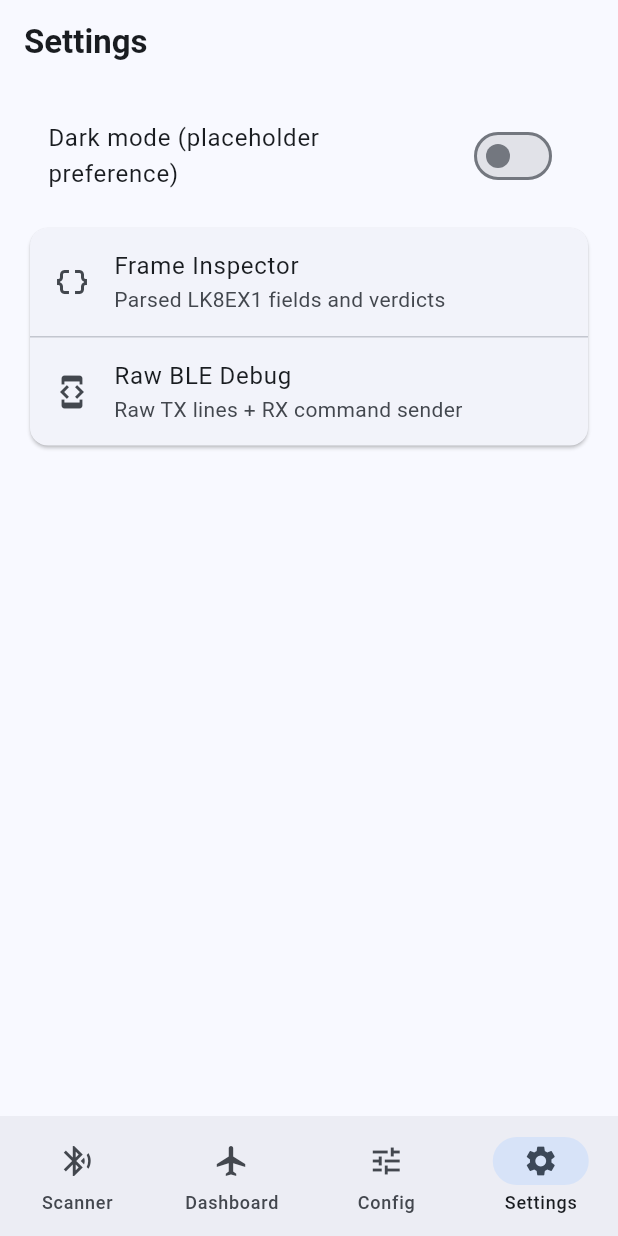
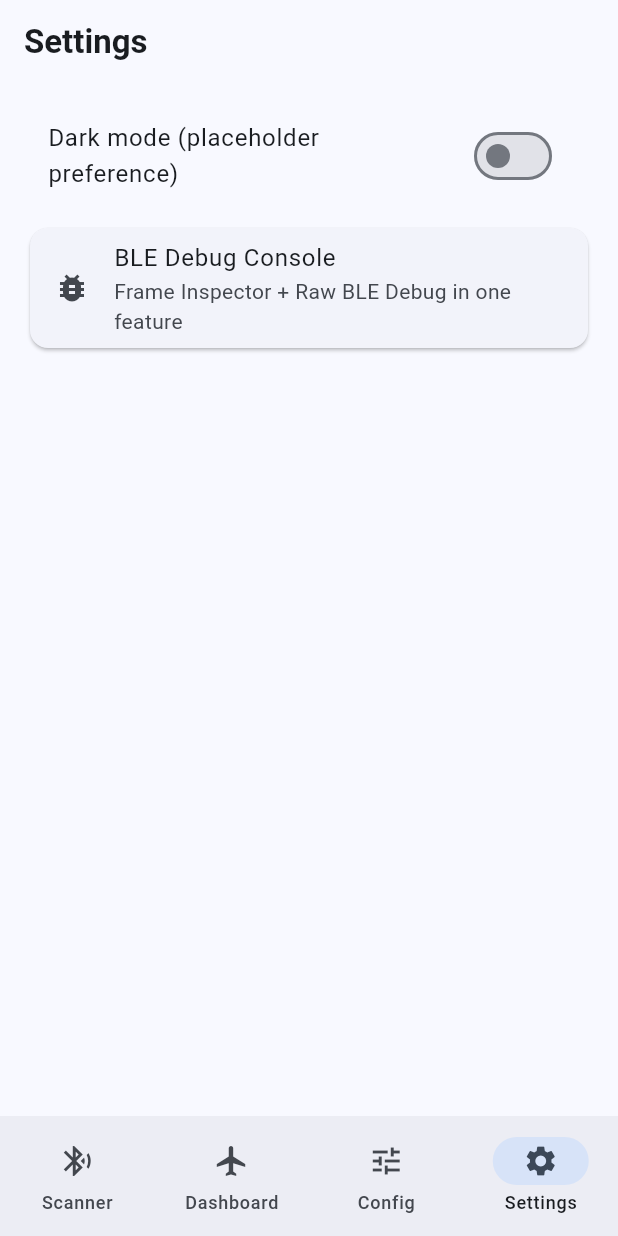
Before and after one commit to vabarcaPWR/esp-fly-in-peace, a Flutter app: the screen it shows after launch, item 4 of the bottom bar chosen, on a phone screen of 412 x 824 dp. Run offline on Flutter 3.47's test engine with Material 3 defaults, Android fonts, the phone set to English and light mode, and no system bars; our stand-ins replace flutter_blue_plus, flutter_riverpod, package_info_plus, permission_handler; missing offline and left inert: file_selector.

Commit message:
Improve debug windows

```diff
--- a/app/lib/features/settings/settings_screen.dart
+++ b/app/lib/features/settings/settings_screen.dart
@@ -1,8 +1,7 @@
 import 'package:flutter/material.dart';
 import 'package:flutter_riverpod/flutter_riverpod.dart';
 
-import '../dashboard/frame_inspector_screen.dart';
-import '../dashboard/raw_data_debug_screen.dart';
+import '../dashboard/ble_debug_console_screen.dart';
 import 'settings_provider.dart';
 
 class SettingsScreen extends ConsumerWidget {
@@ -28,34 +27,19 @@ class SettingsScreen extends ConsumerWidget {
             ),
             const SizedBox(height: 12),
             Card(
-              child: Column(
-                children: [
-                  ListTile(
-                    leading: const Icon(Icons.data_object),
-                    title: const Text('Frame Inspector'),
-                    subtitle: const Text('Parsed LK8EX1 fields and verdicts'),
+              child: ListTile(
+                leading: const Icon(Icons.bug_report),
+                title: const Text('BLE Debug Console'),
+                subtitle: const Text(
+                  'Frame Inspector + Raw BLE Debug in one feature',
+                ),
                 onTap: () {
                   Navigator.of(context).push(
                     MaterialPageRoute<void>(
-                          builder: (_) => const FrameInspectorScreen(),
+                      builder: (_) => const BleDebugConsoleScreen(),
                     ),
                   );
                 },
-                  ),
-                  const Divider(height: 1),
-                  ListTile(
-                    leading: const Icon(Icons.developer_mode),
-                    title: const Text('Raw BLE Debug'),
-                    subtitle: const Text('Raw TX lines + RX command sender'),
-                    onTap: () {
-                      Navigator.of(context).push(
-                        MaterialPageRoute<void>(
-                          builder: (_) => const RawDataDebugScreen(),
-                        ),
-                      );
-                    },
-                  ),
-                ],
               ),
             ),
           ],
```
Also changed, not shown: app/lib/features/dashboard/ble_debug_console_screen.dart (added, +45 -0 lines), app/lib/features/dashboard/frame_inspector_screen.dart (+20 -0 lines), app/lib/features/dashboard/raw_data_debug_screen.dart (+20 -0 lines), 2 other files. Lines whose indentation alone changed are shown as unchanged.
